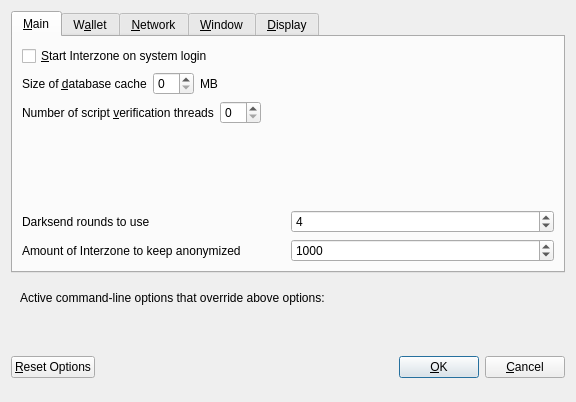
Old version of the form src/qt/forms/optionsdialog.ui in the repository projectinterzone/tITZ.
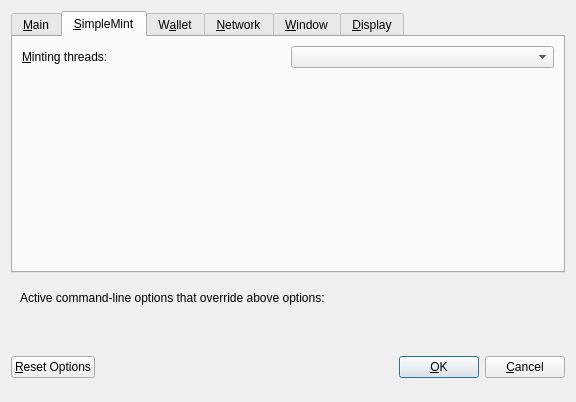
New version of the form. The open tabs and pages were chosen to show the change. Custom widgets are drawn as their Qt base class.

Commit message: Masternode and SimpleMint GUI Return

The edit to the form file:
```diff
--- a/src/qt/forms/optionsdialog.ui
+++ b/src/qt/forms/optionsdialog.ui
@@ -201,6 +201,50 @@
        </item>
       </layout>
      </widget>
+     <widget class="QWidget" name="tabMining">
+        <attribute name="title">
+         <string>&amp;SimpleMint</string>
+        </attribute>
+        <layout class="QVBoxLayout" name="verticalLayout_Mining">
+         <item>
+          <layout class="QHBoxLayout" name="horizontalLayout_2_Mining">
+           <item>
+            <widget class="QLabel" name="labelMiningProcLimit">
+             <property name="text">
+              <string>&amp;Minting threads:</string>
+             </property>
+             <property name="textFormat">
+              <enum>Qt::PlainText</enum>
+             </property>
+             <property name="buddy">
+              <cstring>comboMiningProcLimit</cstring>
+             </property>
+            </widget>
+           </item>
+           <item>
+            <widget class="QValueComboBox" name="comboMiningProcLimit">
+             <property name="toolTip">
+              <string>Choose the default mining threads.</string>
+             </property>
+            </widget>
+           </item>
+          </layout>
+         </item>
+         <item>
+          <spacer name="verticalSpacer_Display1">
+           <property name="orientation">
+            <enum>Qt::Vertical</enum>
+           </property>
+           <property name="sizeHint" stdset="0">
+            <size>
+             <width>20</width>
+             <height>40</height>
+            </size>
+           </property>
+          </spacer>
+         </item>
+        </layout>
+       </widget>     
      <widget class="QWidget" name="tabWallet">
       <attribute name="title">
        <string>W&amp;allet</string>
```
The commit also changes 18 other files.
